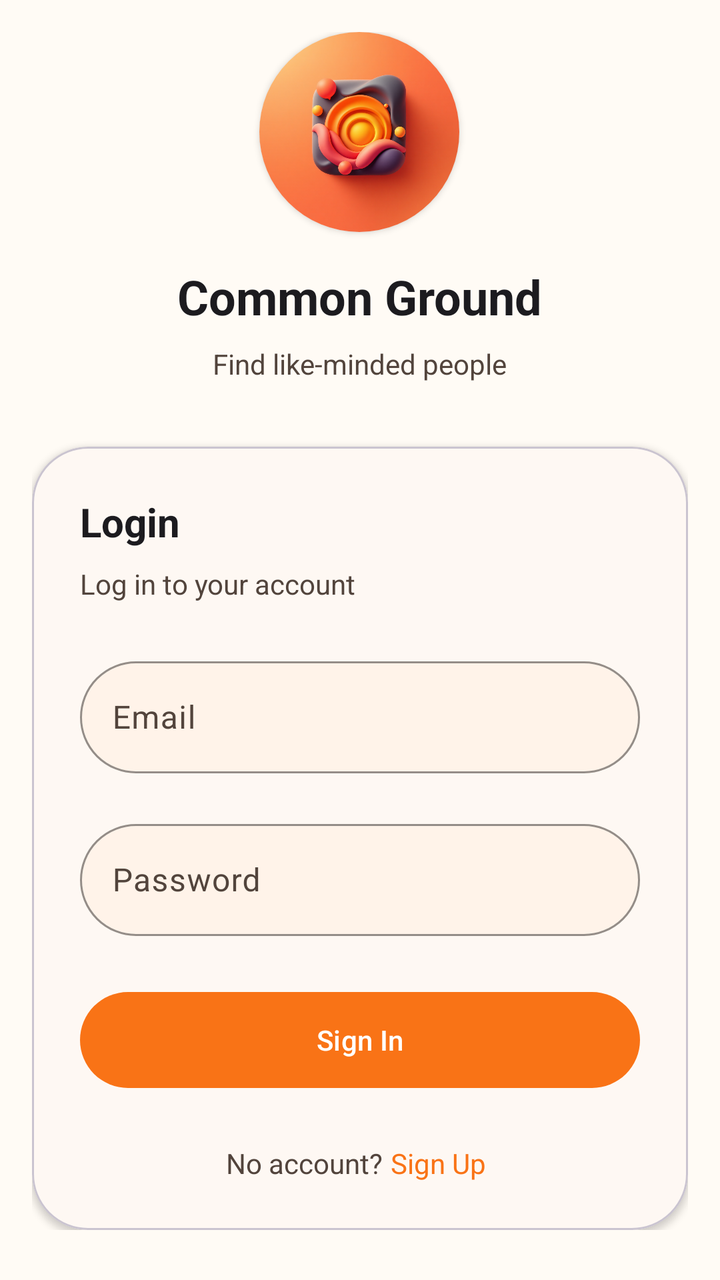
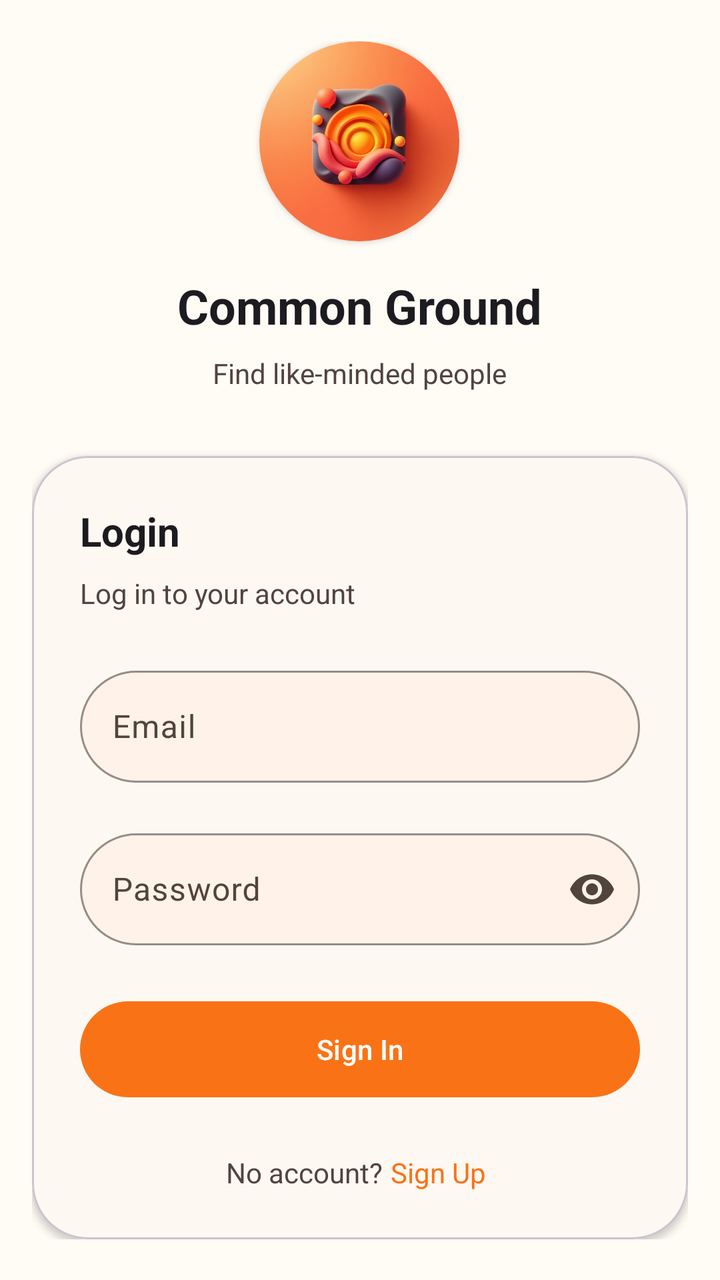

An Android layout rendered at two revisions. The XML below is the earlier revision; the diff shows what the commit changed to produce the second picture.
<!-- AndroidManifest.xml: application theme Theme.Common_Ground -->
<!-- res/layout/fragment_login.xml -->
<?xml version="1.0" encoding="utf-8"?>
<ScrollView
    xmlns:android="http://schemas.android.com/apk/res/android"
    xmlns:app="http://schemas.android.com/apk/res-auto"
    android:layout_width="match_parent"
    android:layout_height="match_parent"
    android:background="@color/md_surface"
    android:padding="@dimen/spacing_16"
    android:fitsSystemWindows="true">

    <LinearLayout
        android:layout_width="match_parent"
        android:layout_height="wrap_content"
        android:orientation="vertical"
        android:gravity="center">

        <LinearLayout
            android:layout_width="wrap_content"
            android:layout_height="wrap_content"
            android:orientation="vertical"
            android:gravity="center"
            android:layout_marginBottom="@dimen/spacing_32">

            <androidx.cardview.widget.CardView
                android:layout_width="100dp"
                android:layout_height="100dp"
                android:padding="@dimen/spacing_16"
                android:layout_marginBottom="@dimen/spacing_16"
                app:cardCornerRadius="50dp"
                app:cardPreventCornerOverlap="false">

                <ImageView
                    android:layout_width="match_parent"
                    android:layout_height="match_parent"
                    android:scaleType="centerCrop"
                    android:src="@drawable/ic_logo" />

            </androidx.cardview.widget.CardView>

            <TextView
                android:layout_width="wrap_content"
                android:layout_height="wrap_content"
                android:text="@string/app_name"
                android:textColor="@color/md_on_surface"
                android:textSize="@dimen/text_2xl"
                android:textStyle="bold" />

            <TextView
                android:layout_width="wrap_content"
                android:layout_height="wrap_content"
                android:text="@string/tagline"
                android:textColor="@color/md_on_surface_variant"
                android:textSize="@dimen/text_sm"
                android:layout_marginTop="@dimen/spacing_8" />
        </LinearLayout>

        <com.google.android.material.card.MaterialCardView
            android:layout_width="match_parent"
            android:layout_height="wrap_content"
            style="@style/CardView.Rounded"
            app:cardCornerRadius="@dimen/corner_radius_28"
            app:cardElevation="@dimen/elevation_2">

            <LinearLayout
                android:layout_width="match_parent"
                android:layout_height="wrap_content"
                android:orientation="vertical"
                android:padding="@dimen/spacing_24">

                <TextView
                    android:layout_width="match_parent"
                    android:layout_height="wrap_content"
                    android:text="@string/login"
                    android:textColor="@color/md_on_surface"
                    android:textSize="@dimen/text_xl"
                    android:textStyle="bold"
                    android:layout_marginBottom="@dimen/spacing_8" />

                <TextView
                    android:layout_width="match_parent"
                    android:layout_height="wrap_content"
                    android:text="@string/login_description"
                    android:textColor="@color/md_on_surface_variant"
                    android:textSize="@dimen/text_sm"
                    android:layout_marginBottom="@dimen/spacing_24" />

                <com.google.android.material.textfield.TextInputLayout
                    style="@style/TextInputLayout.Rounded"
                    android:layout_width="match_parent"
                    android:layout_height="wrap_content"
                    android:layout_marginBottom="@dimen/spacing_20">

                    <com.google.android.material.textfield.TextInputEditText
                        android:id="@+id/email_edit_text"
                        android:layout_width="match_parent"
                        android:layout_height="@dimen/input_height"
                        android:hint="@string/email"
                        android:inputType="textEmailAddress"
                        android:textColor="@color/md_on_surface"
                        android:textSize="@dimen/text_base" />

                </com.google.android.material.textfield.TextInputLayout>

                <com.google.android.material.textfield.TextInputLayout
                    style="@style/TextInputLayout.Rounded"
                    android:layout_width="match_parent"
                    android:layout_height="wrap_content"
                    android:layout_marginBottom="@dimen/spacing_24">

                    <com.google.android.material.textfield.TextInputEditText
                        android:id="@+id/password_edit_text"
                        android:layout_width="match_parent"
                        android:layout_height="@dimen/input_height"
                        android:hint="@string/password"
                        android:inputType="textPassword"
                        android:textColor="@color/md_on_surface"
                        android:textSize="@dimen/text_base" />

                </com.google.android.material.textfield.TextInputLayout>

                <com.google.android.material.button.MaterialButton
                    android:id="@+id/login_button"
                    android:layout_width="match_parent"
                    android:layout_height="@dimen/button_height"
                    style="@style/Button.Filled"
                    android:text="@string/sign_in" />

                <LinearLayout
                    android:layout_width="match_parent"
                    android:layout_height="wrap_content"
                    android:orientation="horizontal"
                    android:gravity="center"
                    android:layout_marginTop="@dimen/spacing_24">

                    <TextView
                        style="@style/TextSecondary"
                        android:layout_width="wrap_content"
                        android:layout_height="wrap_content"
                        android:text="@string/no_account" />

                    <TextView
                        android:id="@+id/switch_to_register"
                        style="@style/TextLink"
                        android:layout_width="wrap_content"
                        android:layout_height="wrap_content"
                        android:text="@string/sign_up" />

                </LinearLayout>

            </LinearLayout>

        </com.google.android.material.card.MaterialCardView>

    </LinearLayout>

</ScrollView>
<!-- resources referenced by this layout -->
<resources>
  <color name="md_on_surface">#1C1B1F</color>
  <color name="md_on_surface_variant">#52443C</color>
  <color name="md_surface">#FFFBF5</color>
  <dimen name="button_height">56dp</dimen>
  <dimen name="corner_radius_28">28dp</dimen>
  <dimen name="elevation_2">2dp</dimen>
  <dimen name="input_height">56dp</dimen>
  <dimen name="spacing_16">16dp</dimen>
  <dimen name="spacing_20">20dp</dimen>
  <dimen name="spacing_24">24dp</dimen>
  <dimen name="spacing_32">32dp</dimen>
  <dimen name="spacing_8">8dp</dimen>
  <dimen name="text_2xl">24sp</dimen>
  <dimen name="text_base">16sp</dimen>
  <dimen name="text_sm">14sp</dimen>
  <dimen name="text_xl">20sp</dimen>
  <string name="app_name" translatable="false">Common Ground</string>
  <string name="email">Email</string>
  <string name="login">Login</string>
  <string name="login_description">Log in to your account</string>
  <string name="no_account">No account?</string>
  <string name="password">Password</string>
  <string name="sign_in">Sign In</string>
  <string name="sign_up">Sign Up</string>
  <string name="tagline">Find like-minded people</string>
  <style name="CardView.Rounded" parent="CardView">
          <item name="cardCornerRadius">@dimen/corner_radius_20</item>
          <item name="cardElevation">@dimen/elevation_2</item>
          <item name="cardBackgroundColor">@color/md_surface_container_low</item>
      </style>
  <style name="TextSecondary">
          <item name="android:textColor">@color/md_on_surface_variant</item>
          <item name="android:textSize">@dimen/text_sm</item>
      </style>
  <style name="Theme.Common_Ground" parent="Theme.Material3.DayNight.NoActionBar">
          <item name="colorPrimary">@color/md_primary</item>
          <item name="colorOnPrimary">@color/md_on_primary</item>
          <item name="colorPrimaryContainer">@color/md_primary_container</item>
          <item name="colorOnPrimaryContainer">@color/md_on_primary_container</item>
  
          <item name="colorSecondary">@color/md_secondary</item>
          <item name="colorOnSecondary">@color/md_on_secondary</item>
          <item name="colorSecondaryContainer">@color/md_secondary_container</item>
          <item name="colorOnSecondaryContainer">@color/md_on_secondary_container</item>
  
          <item name="colorTertiary">@color/md_tertiary</item>
          <item name="colorOnTertiary">@color/md_on_tertiary</item>
          <item name="colorTertiaryContainer">@color/md_tertiary_container</item>
          <item name="colorOnTertiaryContainer">@color/md_on_tertiary_container</item>
  
          <item name="colorSurface">@color/md_surface</item>
          <item name="colorOnSurface">@color/md_on_surface</item>
          <item name="colorSurfaceVariant">@color/md_surface_variant</item>
          <item name="colorOnSurfaceVariant">@color/md_on_surface_variant</item>
  
          <item name="android:statusBarColor">@color/md_surface_container</item>
          <item name="android:navigationBarColor">@color/md_surface_container</item>
      </style>
  <color name="md_primary">#F97316</color>
  <color name="md_on_primary">#FFFFFF</color>
  <dimen name="corner_radius_full">50dp</dimen>
  <dimen name="elevation_1">1dp</dimen>
  <dimen name="corner_radius_20">20dp</dimen>
  <color name="md_surface_container_low">#FEF8F3</color>
  <color name="md_surface_container_high">#FFF3E9</color>
  <dimen name="spacing_4">4dp</dimen>
  <color name="md_primary_container">#FFEDD5</color>
  <color name="md_on_primary_container">#7C2D12</color>
  <color name="md_secondary">#EF4444</color>
  <color name="md_on_secondary">#FFFFFF</color>
  <color name="md_secondary_container">#FEE2E2</color>
  <color name="md_on_secondary_container">#7F1D1D</color>
  <color name="md_tertiary">#FBBF24</color>
  <color name="md_on_tertiary">#422006</color>
  <color name="md_tertiary_container">#FEF3C7</color>
  <color name="md_on_tertiary_container">#78350F</color>
  <color name="md_surface_variant">#FFF7ED</color>
  <color name="md_surface_container">#FFF7ED</color>
  <!-- unchanged entries left out for length: 4 -->
</resources>

<!-- the commit's change to res/layout/fragment_login.xml (unified diff, before → after) -->
@@ -1,156 +1,156 @@
 <?xml version="1.0" encoding="utf-8"?>
-<ScrollView
-    xmlns:android="http://schemas.android.com/apk/res/android"
+<ScrollView xmlns:android="http://schemas.android.com/apk/res/android"
     xmlns:app="http://schemas.android.com/apk/res-auto"
     android:layout_width="match_parent"
     android:layout_height="match_parent"
+    android:fillViewport="true"
     android:background="@color/md_surface"
-    android:padding="@dimen/spacing_16"
     android:fitsSystemWindows="true">
 
-    <LinearLayout
+    <androidx.constraintlayout.widget.ConstraintLayout
         android:layout_width="match_parent"
         android:layout_height="wrap_content"
-        android:orientation="vertical"
-        android:gravity="center">
+        android:padding="@dimen/spacing_16">
 
         <LinearLayout
-            android:layout_width="wrap_content"
+            android:layout_width="match_parent"
             android:layout_height="wrap_content"
             android:orientation="vertical"
             android:gravity="center"
-            android:layout_marginBottom="@dimen/spacing_32">
+            app:layout_constraintTop_toTopOf="parent"
+            app:layout_constraintBottom_toBottomOf="parent"
+            app:layout_constraintStart_toStartOf="parent"
+            app:layout_constraintEnd_toEndOf="parent">
 
-            <androidx.cardview.widget.CardView
-                android:layout_width="100dp"
-                android:layout_height="100dp"
-                android:padding="@dimen/spacing_16"
-                android:layout_marginBottom="@dimen/spacing_16"
-                app:cardCornerRadius="50dp"
-                app:cardPreventCornerOverlap="false">
-
-                <ImageView
-                    android:layout_width="match_parent"
-                    android:layout_height="match_parent"
-                    android:scaleType="centerCrop"
-                    android:src="@drawable/ic_logo" />
-
-            </androidx.cardview.widget.CardView>
-
-            <TextView
+            <LinearLayout
                 android:layout_width="wrap_content"
                 android:layout_height="wrap_content"
-                android:text="@string/app_name"
-                android:textColor="@color/md_on_surface"
-                android:textSize="@dimen/text_2xl"
-                android:textStyle="bold" />
+                android:orientation="vertical"
+                android:gravity="center"
+                android:layout_marginBottom="@dimen/spacing_32">
 
-            <TextView
-                android:layout_width="wrap_content"
-                android:layout_height="wrap_content"
-                android:text="@string/tagline"
-                android:textColor="@color/md_on_surface_variant"
-                android:textSize="@dimen/text_sm"
-                android:layout_marginTop="@dimen/spacing_8" />
-        </LinearLayout>
+                <androidx.cardview.widget.CardView
+                    android:layout_width="100dp"
+                    android:layout_height="100dp"
+                    android:padding="@dimen/spacing_16"
+                    android:layout_marginBottom="@dimen/spacing_16"
+                    app:cardCornerRadius="50dp"
+                    app:cardPreventCornerOverlap="false">
 
-        <com.google.android.material.card.MaterialCardView
-            android:layout_width="match_parent"
-            android:layout_height="wrap_content"
-            style="@style/CardView.Rounded"
-            app:cardCornerRadius="@dimen/corner_radius_28"
-            app:cardElevation="@dimen/elevation_2">
+                    <ImageView
+                        android:layout_width="match_parent"
+                        android:layout_height="match_parent"
+                        android:scaleType="centerCrop"
+                        android:src="@drawable/ic_logo" />
+                </androidx.cardview.widget.CardView>
 
-            <LinearLayout
+                <TextView
+                    android:layout_width="wrap_content"
+                    android:layout_height="wrap_content"
+                    android:text="@string/app_name"
+                    android:textColor="@color/md_on_surface"
+                    android:textSize="@dimen/text_2xl"
+                    android:textStyle="bold" />
+
+                <TextView
+                    android:layout_width="wrap_content"
+                    android:layout_height="wrap_content"
+                    android:text="@string/tagline"
+                    android:textColor="@color/md_on_surface_variant"
+                    android:textSize="@dimen/text_sm"
+                    android:layout_marginTop="@dimen/spacing_8" />
+            </LinearLayout>
+
+            <com.google.android.material.card.MaterialCardView
                 android:layout_width="match_parent"
                 android:layout_height="wrap_content"
-                android:orientation="vertical"
-                android:padding="@dimen/spacing_24">
-
-                <TextView
-                    android:layout_width="match_parent"
-                    android:layout_height="wrap_content"
-                    android:text="@string/login"
-                    android:textColor="@color/md_on_surface"
-                    android:textSize="@dimen/text_xl"
-                    android:textStyle="bold"
-                    android:layout_marginBottom="@dimen/spacing_8" />
-
-                <TextView
-                    android:layout_width="match_parent"
-                    android:layout_height="wrap_content"
-                    android:text="@string/login_description"
-                    android:textColor="@color/md_on_surface_variant"
-                    android:textSize="@dimen/text_sm"
-                    android:layout_marginBottom="@dimen/spacing_24" />
-
-                <com.google.android.material.textfield.TextInputLayout
-                    style="@style/TextInputLayout.Rounded"
-                    android:layout_width="match_parent"
-                    android:layout_height="wrap_content"
-                    android:layout_marginBottom="@dimen/spacing_20">
-
-                    <com.google.android.material.textfield.TextInputEditText
-                        android:id="@+id/email_edit_text"
-                        android:layout_width="match_parent"
-                        android:layout_height="@dimen/input_height"
-                        android:hint="@string/email"
-                        android:inputType="textEmailAddress"
-                        android:textColor="@color/md_on_surface"
-                        android:textSize="@dimen/text_base" />
-
-                </com.google.android.material.textfield.TextInputLayout>
-
-                <com.google.android.material.textfield.TextInputLayout
-                    style="@style/TextInputLayout.Rounded"
-                    android:layout_width="match_parent"
-                    android:layout_height="wrap_content"
-                    android:layout_marginBottom="@dimen/spacing_24">
-
-                    <com.google.android.material.textfield.TextInputEditText
-                        android:id="@+id/password_edit_text"
-                        android:layout_width="match_parent"
-                        android:layout_height="@dimen/input_height"
-                        android:hint="@string/password"
-                        android:inputType="textPassword"
-                        android:textColor="@color/md_on_surface"
-                        android:textSize="@dimen/text_base" />
-
-                </com.google.android.material.textfield.TextInputLayout>
-
-                <com.google.android.material.button.MaterialButton
-                    android:id="@+id/login_button"
-                    android:layout_width="match_parent"
-                    android:layout_height="@dimen/button_height"
-                    style="@style/Button.Filled"
-                    android:text="@string/sign_in" />
+                style="@style/CardView.Rounded"
+                app:cardCornerRadius="@dimen/corner_radius_28"
+                app:cardElevation="@dimen/elevation_2">
 
                 <LinearLayout
                     android:layout_width="match_parent"
                     android:layout_height="wrap_content"
-                    android:orientation="horizontal"
-                    android:gravity="center"
-                    android:layout_marginTop="@dimen/spacing_24">
+                    android:orientation="vertical"
+                    android:padding="@dimen/spacing_24">
 
                     <TextView
-                        style="@style/TextSecondary"
-                        android:layout_width="wrap_content"
+                        android:layout_width="match_parent"
                         android:layout_height="wrap_content"
-                        android:text="@string/no_account" />
+                        android:text="@string/login"
+                        android:textColor="@color/md_on_surface"
+                        android:textSize="@dimen/text_xl"
+                        android:textStyle="bold"
+                        android:layout_marginBottom="@dimen/spacing_8" />
 
                     <TextView
-                        android:id="@+id/switch_to_register"
-                        style="@style/TextLink"
-                        android:layout_width="wrap_content"
+                        android:layout_width="match_parent"
                         android:layout_height="wrap_content"
-                        android:text="@string/sign_up" />
+                        android:text="@string/login_description"
+                        android:textColor="@color/md_on_surface_variant"
+                        android:textSize="@dimen/text_sm"
+                        android:layout_marginBottom="@dimen/spacing_24" />
 
+                    <com.google.android.material.textfield.TextInputLayout
+                        android:id="@+id/email_input_layout"
+                        style="@style/TextInputLayout.Rounded"
+                        android:layout_width="match_parent"
+                        android:layout_height="wrap_content"
+                        android:layout_marginBottom="@dimen/spacing_20">
+
+                        <com.google.android.material.textfield.TextInputEditText
+                            android:id="@+id/email_edit_text"
+                            android:layout_width="match_parent"
+                            android:layout_height="@dimen/input_height"
+                            android:hint="@string/email"
+                            android:inputType="textEmailAddress" />
+                    </com.google.android.material.textfield.TextInputLayout>
+
+                    <com.google.android.material.textfield.TextInputLayout
+                        android:id="@+id/password_input_layout"
+                        style="@style/TextInputLayout.Rounded"
+                        android:layout_width="match_parent"
+                        android:layout_height="wrap_content"
+                        android:layout_marginBottom="@dimen/spacing_24"
+                        app:endIconMode="password_toggle">
+
+                        <com.google.android.material.textfield.TextInputEditText
+                            android:id="@+id/password_edit_text"
+                            android:layout_width="match_parent"
+                            android:layout_height="@dimen/input_height"
+                            android:hint="@string/password"
+                            android:inputType="textPassword" />
+                    </com.google.android.material.textfield.TextInputLayout>
+
+                    <com.google.android.material.button.MaterialButton
+                        android:id="@+id/login_button"
+                        android:layout_width="match_parent"
+                        android:layout_height="@dimen/button_height"
+                        style="@style/Button.Filled"
+                        android:text="@string/sign_in" />
+
+                    <LinearLayout
+                        android:layout_width="match_parent"
+                        android:layout_height="wrap_content"
+                        android:orientation="horizontal"
+                        android:gravity="center"
+                        android:layout_marginTop="@dimen/spacing_24">
+
+                        <TextView
+                            style="@style/TextSecondary"
+                            android:layout_width="wrap_content"
+                            android:layout_height="wrap_content"
+                            android:text="@string/no_account" />
+
+                        <TextView
+                            android:id="@+id/switch_to_register"
+                            style="@style/TextLink"
+                            android:layout_width="wrap_content"
+                            android:layout_height="wrap_content"
+                            android:text="@string/sign_up" />
+                    </LinearLayout>
                 </LinearLayout>
-
-            </LinearLayout>
-
-        </com.google.android.material.card.MaterialCardView>
-
-    </LinearLayout>
-
+            </com.google.android.material.card.MaterialCardView>
+        </LinearLayout>
+    </androidx.constraintlayout.widget.ConstraintLayout>
 </ScrollView>
<!-- resource entries referenced after the edit -->
@@ -13,7 +13,6 @@
   <dimen name="spacing_32">32dp</dimen>
   <dimen name="spacing_8">8dp</dimen>
   <dimen name="text_2xl">24sp</dimen>
-  <dimen name="text_base">16sp</dimen>
   <dimen name="text_sm">14sp</dimen>
   <dimen name="text_xl">20sp</dimen>
   <string name="app_name" translatable="false">Common Ground</string>
@@ -57,6 +56,7 @@
   
           <item name="android:statusBarColor">@color/md_surface_container</item>
           <item name="android:navigationBarColor">@color/md_surface_container</item>
+          <item name="android:windowLightStatusBar">true</item>
       </style>
   <color name="md_primary">#F97316</color>
   <color name="md_on_primary">#FFFFFF</color>
